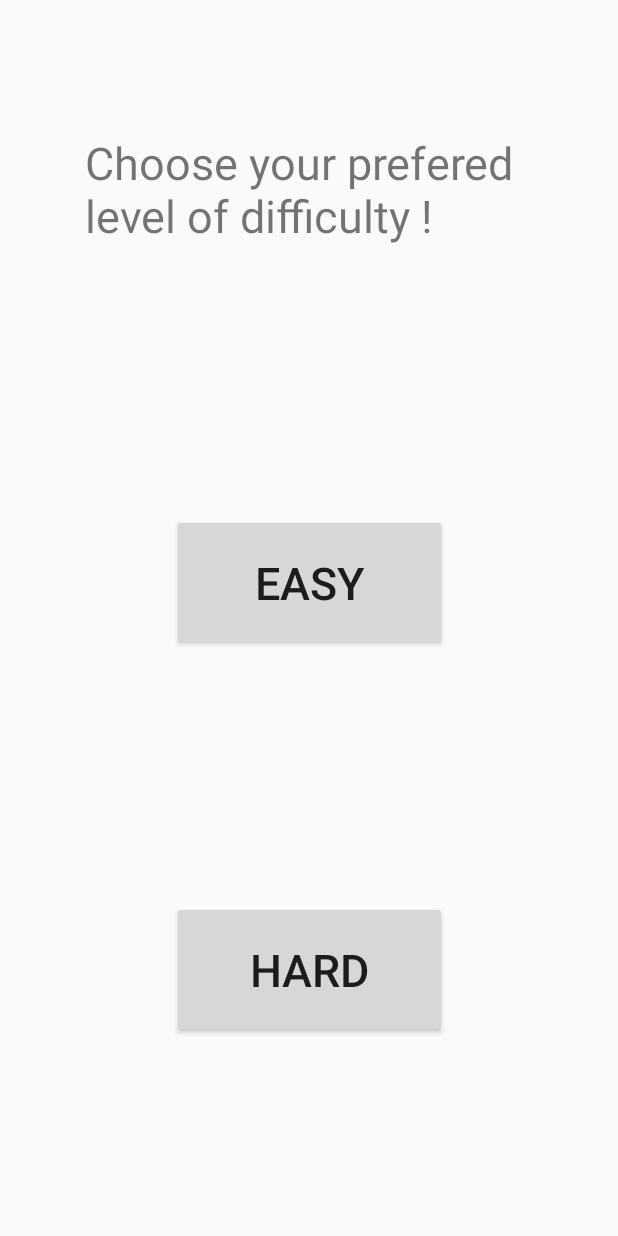
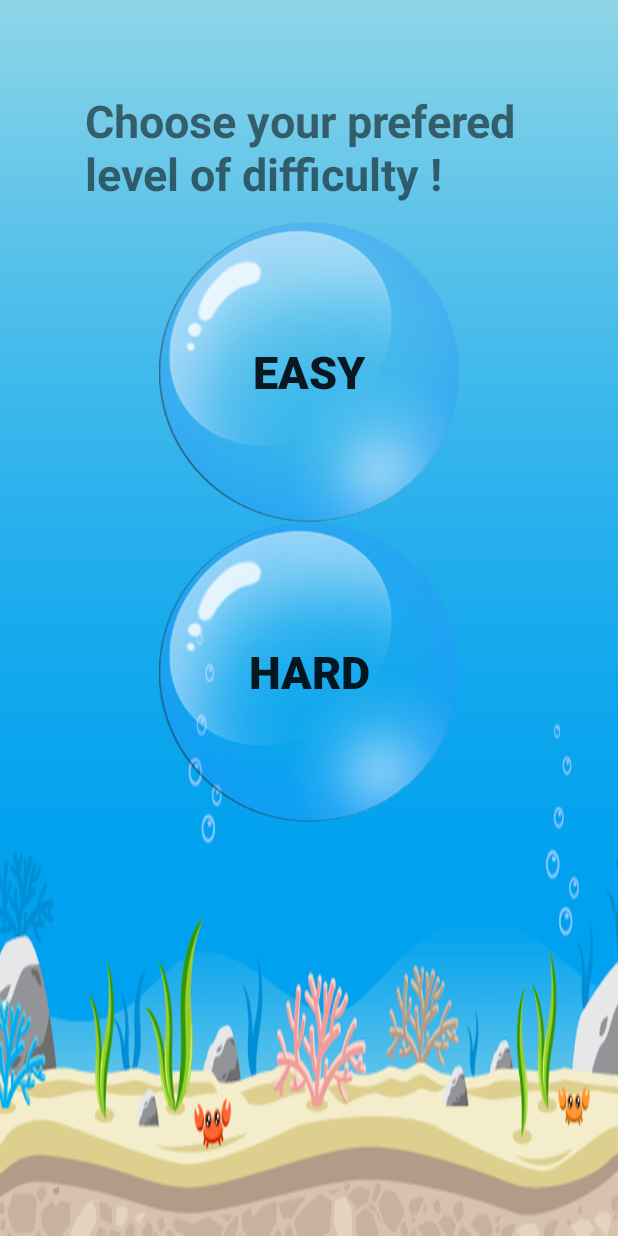
Before and after one commit to chouche9/ClassicMiniGames, an Android app: the FlappySetting screen opened directly, with no data from a screen before it, on a phone screen of 412 x 824 dp. Run offline under Robolectric (Android 15) with nearby library versions, the phone set to English and light mode, and no system bars.

Commit message:
Added background for flappy fish game.

```diff
--- a/phase1/app/src/main/res/layout/activity_flappy_setting.xml
+++ b/phase1/app/src/main/res/layout/activity_flappy_setting.xml
@@ -4,15 +4,17 @@
     xmlns:tools="http://schemas.android.com/tools"
     android:layout_width="match_parent"
     android:layout_height="match_parent"
+    android:background="@drawable/ocean"
     tools:context="FlappyFish.FlappySetting">
 
     <TextView
         android:id="@+id/SettingTitle"
         android:layout_width="298dp"
         android:layout_height="88dp"
-        android:layout_marginTop="88dp"
+        android:layout_marginTop="60dp"
         android:text="Choose your prefered level of difficulty !"
         android:textSize="30sp"
+        android:textStyle="bold"
         app:layout_constraintEnd_toEndOf="parent"
         app:layout_constraintHorizontal_bias="0.495"
         app:layout_constraintStart_toStartOf="parent"
@@ -20,23 +22,30 @@
 
     <Button
         android:id="@+id/easyBtn"
-        android:layout_width="183dp"
-        android:layout_height="91dp"
+        android:layout_width="200dp"
+        android:layout_height="200dp"
+        android:background="@drawable/bubble"
         android:text="Easy"
         android:textSize="30sp"
-        app:layout_constraintBottom_toTopOf="@+id/hardBtn"
+        android:textStyle="bold"
         app:layout_constraintEnd_toEndOf="parent"
+        app:layout_constraintHorizontal_bias="0.5"
         app:layout_constraintStart_toStartOf="parent"
         app:layout_constraintTop_toBottomOf="@+id/SettingTitle" />
 
     <Button
         android:id="@+id/hardBtn"
-        android:layout_width="183dp"
-        android:layout_height="91dp"
-        android:layout_marginBottom="132dp"
+        android:layout_width="200dp"
+        android:layout_height="200dp"
+        android:layout_marginBottom="252dp"
+        android:background="@drawable/bubble"
         android:text="Hard"
         android:textSize="30sp"
+        android:textStyle="bold"
         app:layout_constraintBottom_toBottomOf="parent"
         app:layout_constraintEnd_toEndOf="parent"
-        app:layout_constraintStart_toStartOf="parent" />
+        app:layout_constraintHorizontal_bias="0.5"
+        app:layout_constraintStart_toStartOf="parent"
+        app:layout_constraintTop_toBottomOf="@+id/easyBtn"
+        app:layout_constraintVertical_bias="0.0" />
 </androidx.constraintlayout.widget.ConstraintLayout>
```
Also changed, not shown: phase1/app/src/main/res/layout/activity_flappy_game_menu.xml (+6 -4 lines), phase1/app/src/main/res/layout/activity_flappy_result.xml (+9 -4 lines), phase1/app/src/main/res/drawable/bubble.png (added).
